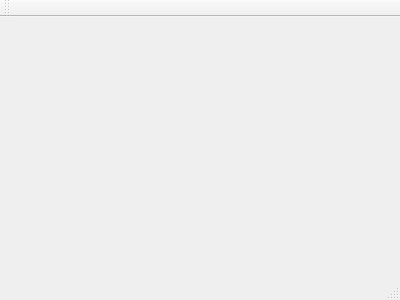
Old version of the form mainwindow.ui in the repository zaghaghi/fbui.
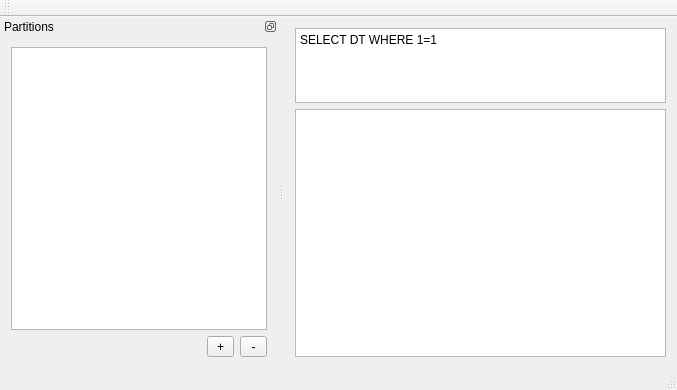
New version of the form.

Diff of the .ui file:
```diff
--- a/mainwindow.ui
+++ b/mainwindow.ui
@@ -1,24 +1,136 @@
 <ui version="4.0">
  <class>MainWindow</class>
- <widget class="QMainWindow" name="MainWindow" >
-  <property name="geometry" >
+ <widget class="QMainWindow" name="MainWindow">
+  <property name="geometry">
    <rect>
     <x>0</x>
     <y>0</y>
-    <width>400</width>
-    <height>300</height>
+    <width>677</width>
+    <height>390</height>
    </rect>
   </property>
   <property name="windowTitle" >
    <string>MainWindow</string>
   </property>
-  <widget class="QMenuBar" name="menuBar" />
-  <widget class="QToolBar" name="mainToolBar" />
-  <widget class="QWidget" name="centralWidget" />
-  <widget class="QStatusBar" name="statusBar" />
+  <widget class="QWidget" name="centralWidget">
+   <layout class="QVBoxLayout" name="verticalLayout_2">
+    <item>
+     <widget class="QTextEdit" name="sqlEdit">
+      <property name="sizePolicy">
+       <sizepolicy hsizetype="Expanding" vsizetype="Expanding">
+        <horstretch>0</horstretch>
+        <verstretch>1</verstretch>
+       </sizepolicy>
+      </property>
+      <property name="minimumSize">
+       <size>
+        <width>0</width>
+        <height>75</height>
+       </size>
+      </property>
+      <property name="html">
+       <string>&lt;!DOCTYPE HTML PUBLIC &quot;-//W3C//DTD HTML 4.0//EN&quot; &quot;http://www.w3.org/TR/REC-html40/strict.dtd&quot;&gt;
+&lt;html&gt;&lt;head&gt;&lt;meta name=&quot;qrichtext&quot; content=&quot;1&quot; /&gt;&lt;style type=&quot;text/css&quot;&gt;
+p, li { white-space: pre-wrap; }
+&lt;/style&gt;&lt;/head&gt;&lt;body style=&quot; font-family:'Sans Serif'; font-size:9pt; font-weight:400; font-style:normal;&quot;&gt;
+&lt;p style=&quot; margin-top:0px; margin-bottom:0px; margin-left:0px; margin-right:0px; -qt-block-indent:0; text-indent:0px;&quot;&gt;SELECT DT WHERE 1=1&lt;/p&gt;&lt;/body&gt;&lt;/html&gt;</string>
+      </property>
+     </widget>
+    </item>
+    <item>
+     <widget class="QTableView" name="resultTableView">
+      <property name="sizePolicy">
+       <sizepolicy hsizetype="Expanding" vsizetype="Expanding">
+        <horstretch>0</horstretch>
+        <verstretch>254</verstretch>
+       </sizepolicy>
+      </property>
+     </widget>
+    </item>
+   </layout>
+  </widget>
+  <widget class="QMenuBar" name="menuBar">
+   <property name="geometry">
+    <rect>
+     <x>0</x>
+     <y>0</y>
+     <width>677</width>
+     <height>20</height>
+    </rect>
+   </property>
+  </widget>
+  <widget class="QToolBar" name="mainToolBar">
+   <attribute name="toolBarArea">
+    <enum>TopToolBarArea</enum>
+   </attribute>
+   <attribute name="toolBarBreak">
+    <bool>false</bool>
+   </attribute>
+  </widget>
+  <widget class="QStatusBar" name="statusBar"/>
+  <widget class="QDockWidget" name="dockWidget">
+   <property name="features">
+    <set>QDockWidget::DockWidgetFloatable|QDockWidget::DockWidgetMovable</set>
+   </property>
+   <property name="windowTitle">
+    <string>Partitions</string>
+   </property>
+   <attribute name="dockWidgetArea">
+    <number>1</number>
+   </attribute>
+   <widget class="QWidget" name="dockWidgetContents">
+    <layout class="QVBoxLayout" name="verticalLayout">
+     <item>
+      <widget class="QListView" name="partitionsListView"/>
+     </item>
+     <item>
+      <layout class="QHBoxLayout" name="horizontalLayout">
+       <item>
+        <spacer name="horizontalSpacer">
+         <property name="orientation">
+          <enum>Qt::Horizontal</enum>
+         </property>
+         <property name="sizeHint" stdset="0">
+          <size>
+           <width>40</width>
+           <height>20</height>
+          </size>
+         </property>
+        </spacer>
+       </item>
+       <item>
+        <widget class="QToolButton" name="addPartitionButton">
+         <property name="minimumSize">
+          <size>
+           <width>27</width>
+           <height>0</height>
+          </size>
+         </property>
+         <property name="text">
+          <string>+</string>
+         </property>
+        </widget>
+       </item>
+       <item>
+        <widget class="QToolButton" name="removePartitionButton">
+         <property name="minimumSize">
+          <size>
+           <width>27</width>
+           <height>0</height>
+          </size>
+         </property>
+         <property name="text">
+          <string>-</string>
+         </property>
+        </widget>
+       </item>
+      </layout>
+     </item>
+    </layout>
+   </widget>
+  </widget>
  </widget>
- <layoutDefault spacing="6" margin="11" />
- <pixmapfunction></pixmapfunction>
+ <layoutdefault spacing="6" margin="11"/>
  <resources/>
  <connections/>
 </ui>
```
Left out of the diff: 3 changed lines with no effect on the pictures.
